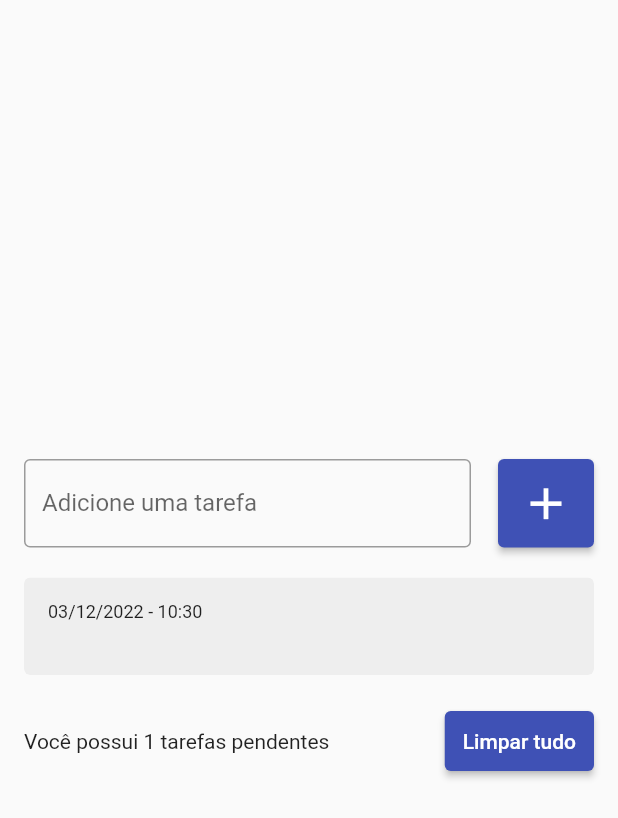
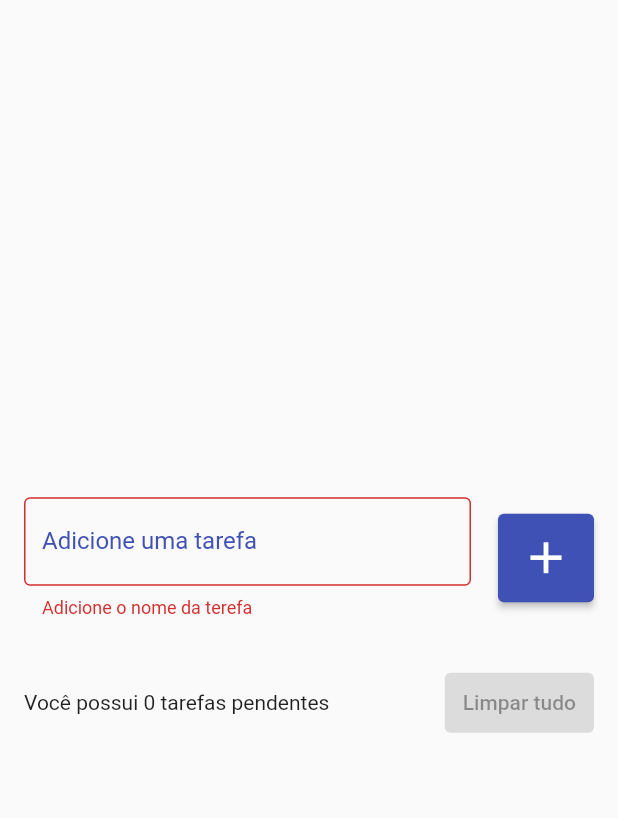
Before and after one commit to LeoCosta001/to-do-list-example-app, a Flutter app: the screen it shows after launch, after a tap on the "add" icon, on a phone screen of 412 x 824 dp. Shown: the top 818 px of the screen. Run offline on Flutter 3.47's test engine with Material 2 defaults, Android fonts, the phone set to English and light mode, and no system bars; drawn by our look-alikes of flutter_slidable; our stand-ins replace shared_preferences.

Commit message:
Create input validation

```diff
--- a/lib/pages/to_do_list_page/to_do_list_page.dart
+++ b/lib/pages/to_do_list_page/to_do_list_page.dart
@@ -18,6 +18,7 @@ class _ToDoListPageState extends State<ToDoListPage> {
   List<Todo> todoList = [];
   Todo? deletedTodo;
   int? deletedTodoIndex;
+  String? inputErrorText;
 
   // Repositories
   final TodoRepository todoRepository = TodoRepository();
@@ -47,10 +48,15 @@ class _ToDoListPageState extends State<ToDoListPage> {
                   children: [
                     Expanded(
                       child: TextField(
-                        decoration: const InputDecoration(
-                          border: OutlineInputBorder(),
+                        decoration: InputDecoration(
+                          border: const OutlineInputBorder(),
+                          focusedBorder: const OutlineInputBorder(
+                            borderSide: BorderSide(color: Colors.indigo),
+                          ),
+                          labelStyle: const TextStyle(color: Colors.indigo),
                           labelText: 'Adicione uma tarefa',
                           hintText: 'Ex. Estudar Flutter',
+                          errorText: inputErrorText,
                         ),
                         controller: todoController,
                       ),
@@ -58,12 +64,22 @@ class _ToDoListPageState extends State<ToDoListPage> {
                     const SizedBox(width: 18),
                     ElevatedButton(
                       onPressed: () {
+                        final String inputText = todoController.text;
+                        if (inputText.isEmpty) {
+                          setState(() {
+                            inputErrorText = 'Adicione o nome da terefa';
+                          });
+                          return;
+                        }
+
                         setState(() {
                           todoList.add(Todo(title: todoController.text, date: DateTime.now()));
                         });
                         todoController.clear();
                         todoRepository.saveTodoList(todoList);
                         todoRepository.getTodoList();
+
+                        inputErrorText = null;
                       },
                       style: ElevatedButton.styleFrom(
                         backgroundColor: Colors.indigo,
@@ -103,7 +119,7 @@ class _ToDoListPageState extends State<ToDoListPage> {
                               }
                             : null, // Disable button when is empty
                         style: ElevatedButton.styleFrom(
-                          primary: Colors.indigo,
+                          backgroundColor: Colors.indigo,
                           padding: const EdgeInsets.all(12),
                         ),
                         child: const Text(
@@ -166,7 +182,7 @@ class _ToDoListPageState extends State<ToDoListPage> {
         content: const Text('Você tem certeza que deseja apagar todas as tarefas?'),
         actions: [
           TextButton(
-            style: TextButton.styleFrom(primary: Theme.of(context).errorColor),
+            style: TextButton.styleFrom(backgroundColor: Theme.of(context).errorColor),
             onPressed: () {
               Navigator.of(context).pop();
             },
@@ -177,7 +193,7 @@ class _ToDoListPageState extends State<ToDoListPage> {
               Navigator.of(context).pop();
               onDeleteAll();
             },
-            style: TextButton.styleFrom(primary: Colors.indigo),
+            style: TextButton.styleFrom(backgroundColor: Colors.indigo),
             child: const Text('Confirmar'),
           ),
         ],
```
